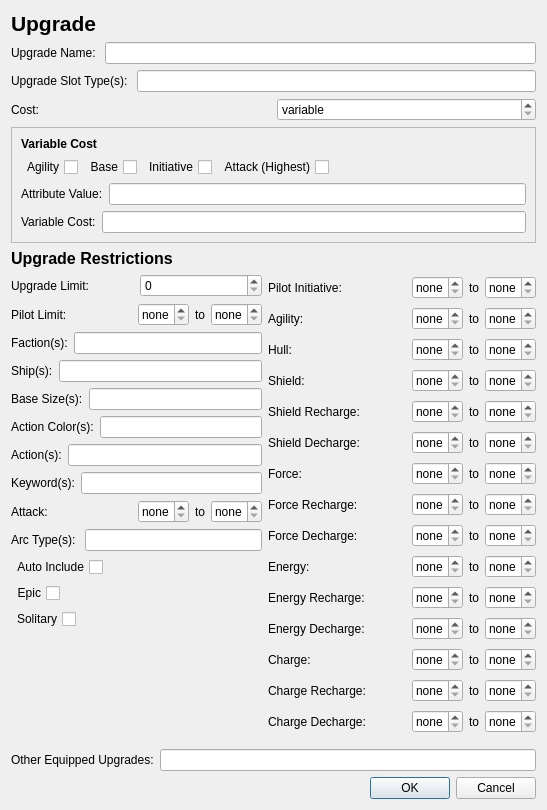
Before: the Qt Designer form qt_designer/upgrade_form.ui in flipperlord/x-wing-squad-builder, drawn with Qt 5.
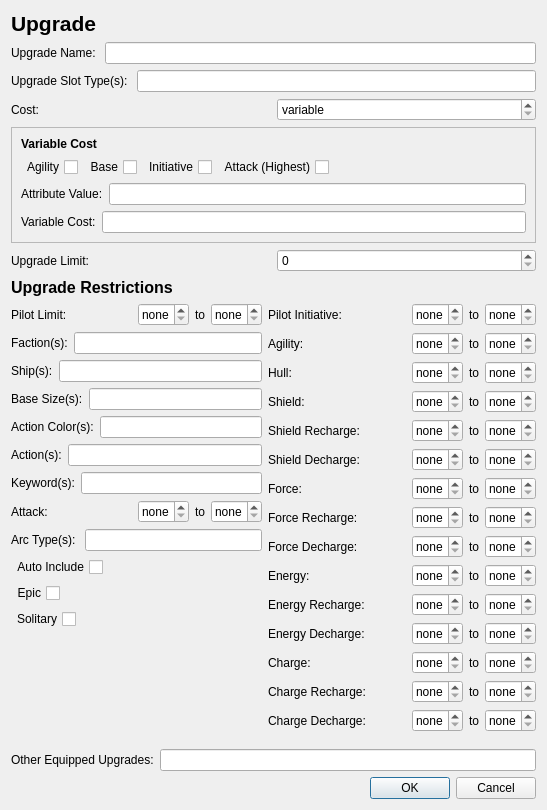
After: the same form once the commit is applied. Icons and pictures are not drawn.

Commit message: fix upgrade list

The edit to the form file:
```diff
--- a/qt_designer/upgrade_form.ui
+++ b/qt_designer/upgrade_form.ui
@@ -226,6 +226,30 @@
        </layout>
       </widget>
      </item>
+     <item>
+      <layout class="QHBoxLayout" name="horizontalLayout_25">
+       <item>
+        <widget class="QLabel" name="label_26">
+         <property name="text">
+          <string>Upgrade Limit:</string>
+         </property>
+        </widget>
+       </item>
+       <item>
+        <widget class="QSpinBox" name="upgrade_limit_spinbox">
+         <property name="specialValueText">
+          <string/>
+         </property>
+         <property name="minimum">
+          <number>0</number>
+         </property>
+         <property name="value">
+          <number>0</number>
+         </property>
+        </widget>
+       </item>
+      </layout>
+     </item>
      <item>
       <widget class="QLabel" name="label_20">
        <property name="font">
@@ -243,20 +267,6 @@
       <layout class="QHBoxLayout" name="horizontalLayout_3">
        <item>
         <layout class="QVBoxLayout" name="verticalLayout_3">
-         <item>
-          <layout class="QHBoxLayout" name="horizontalLayout_25">
-           <item>
-            <widget class="QLabel" name="label_26">
-             <property name="text">
-              <string>Upgrade Limit:</string>
-             </property>
-            </widget>
-           </item>
-           <item>
-            <widget class="QSpinBox" name="upgrade_limit_spinbox"/>
-           </item>
-          </layout>
-         </item>
          <item>
           <layout class="QHBoxLayout" name="horizontalLayout_36">
            <item>
```
The commit also changes 6 other files.
